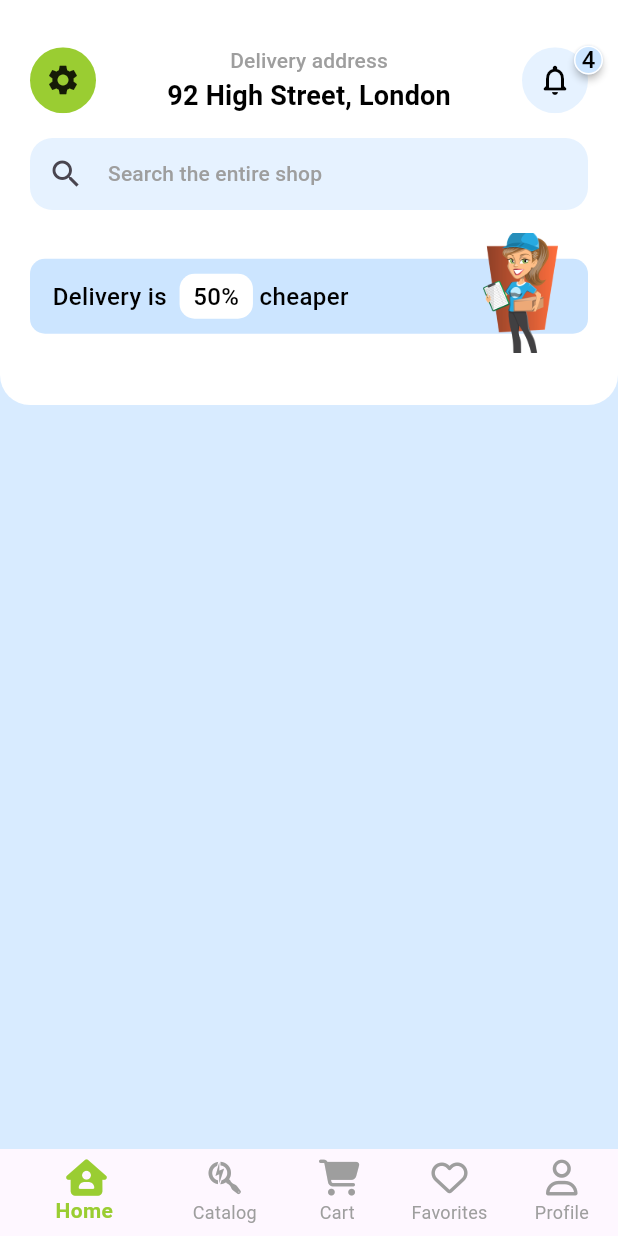
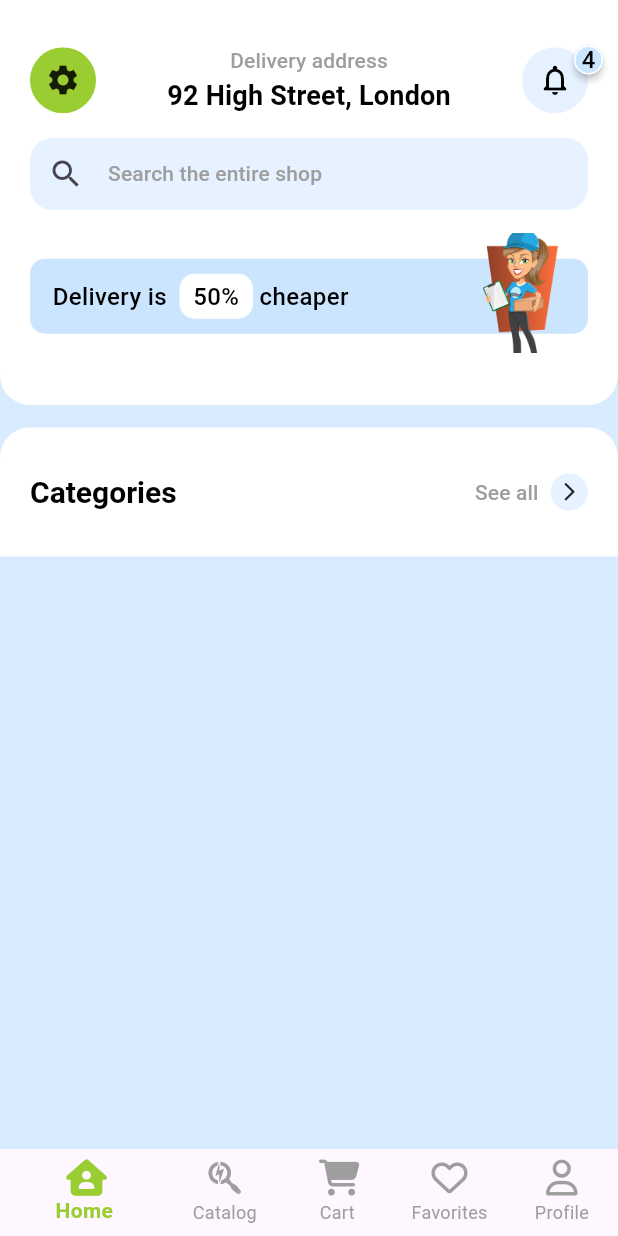
Before and after one commit to DevAdedoyin/gadget_store, a Flutter app: the screen it shows after launch, on a phone screen of 412 x 824 dp. Run offline on Flutter 3.47's test engine with Material 3 defaults, Android fonts, the phone set to English and light mode, and no system bars; drawn by our look-alikes of badges; our stand-ins replace flutter_riverpod, font_awesome_flutter, go_router, google_fonts; Roboto replaces fonts that are missing (Poppins).

Commit message:
Categort header added

```diff
--- a/lib/screens/dashboard/dashboard_tabs/home_tab/home_tab.dart
+++ b/lib/screens/dashboard/dashboard_tabs/home_tab/home_tab.dart
@@ -1,6 +1,9 @@
 import 'package:flutter/cupertino.dart';
 import 'package:flutter/material.dart';
 import 'package:flutter_riverpod/flutter_riverpod.dart';
+import 'package:gadget_store/common/gaps.dart';
+import 'package:gadget_store/constants/gap_sizes.dart';
+import 'package:gadget_store/screens/dashboard/dashboard_tabs/home_tab/home_tab_lower_sector.dart';
 import 'package:gadget_store/screens/dashboard/dashboard_tabs/home_tab/home_tab_upper_sector.dart';
 
 class HomeTab extends ConsumerStatefulWidget {
@@ -13,9 +16,11 @@ class HomeTab extends ConsumerStatefulWidget {
 class _CartTabState extends ConsumerState<HomeTab> {
   @override
   Widget build(BuildContext context) {
-    return  const Scaffold(
+    return   Scaffold(
       body: SingleChildScrollView(child: Column(children: [
-        HomeTabTop()
+        const HomeTabTop(),
+        verticalGap(GapSizes.smallGap),
+        const HomeTabBottom()
       ],),),
     );
   }
--- a/lib/screens/dashboard/dashboard_tabs/home_tab/home_tab_lower_sector.dart
+++ b/lib/screens/dashboard/dashboard_tabs/home_tab/home_tab_lower_sector.dart
@@ -0,0 +1,62 @@
+import 'package:flutter/material.dart';
+import 'package:gadget_store/constants/colors.dart';
+
+import '../../../../constants/gap_sizes.dart';
+
+class HomeTabBottom extends StatelessWidget {
+  const HomeTabBottom({super.key});
+
+  @override
+  Widget build(BuildContext context) {
+    TextTheme textTheme = Theme.of(context).textTheme;
+    return Container(
+      width: double.maxFinite,
+      padding: const EdgeInsets.symmetric(
+          horizontal: GapSizes.mediumGap, vertical: GapSizes.biggerGap),
+      decoration: const BoxDecoration(
+        color: Colors.white,
+        borderRadius: BorderRadius.only(
+          topRight: Radius.circular(20),
+          topLeft: Radius.circular(20),
+        ),
+      ),
+      child: Column(
+        children: [
+          Row(
+            mainAxisAlignment: MainAxisAlignment.spaceBetween,
+            children: [
+              Text(
+                "Categories",
+                style: textTheme.headlineMedium,
+              ),
+              Row(
+                mainAxisSize: MainAxisSize.min,
+                // Ensures the button doesn't take full width
+                children: [
+                  Text(
+                    'See all',
+                    style: textTheme.labelLarge,
+                  ),
+                  const SizedBox(width: 8),
+                  // Add spacing between the text and the icon
+                  Container(
+                    padding:
+                        const EdgeInsets.symmetric(horizontal: 5, vertical: 5),
+                    decoration: BoxDecoration(
+                      color: AppColors.secondaryColor,
+                      borderRadius: BorderRadius.circular(50),
+                    ),
+                    child: const Icon(
+                      Icons.arrow_forward_ios_rounded,
+                      size: 15,
+                    ),
+                  ),
+                ],
+              ),
+            ],
+          )
+        ],
+      ),
+    );
+  }
+}
--- a/lib/themes/text_theme.dart
+++ b/lib/themes/text_theme.dart
@@ -15,7 +15,7 @@ class AppTextTheme {
         color: Colors.black),
     headlineMedium: const TextStyle().copyWith(
         fontSize: FontSizes.biggerFont,
-        fontWeight: FontWeight.w600,
+        fontWeight: FontWeight.w700,
         color: Colors.black),
     headlineSmall: const TextStyle().copyWith(
         fontSize: FontSizes.bigFont,
@@ -51,10 +51,14 @@ class AppTextTheme {
         color: Colors.black),
 
     // label theme
-    labelLarge: const TextStyle()
-        .copyWith(fontSize: FontSizes.smallFont, color: Colors.grey),
-    labelMedium: const TextStyle().copyWith(
-        fontSize: FontSizes.smallerFont,
-        color: Colors.grey),
+    labelLarge: const TextStyle().copyWith(
+        fontSize: FontSizes.smallFont,
+        color: Colors.grey,
+        fontWeight: FontWeight.w500),
+    labelSmall: const TextStyle().copyWith(
+        fontSize: FontSizes.smallestFont,
+        color: Colors.grey,),
+    labelMedium: const TextStyle()
+        .copyWith(fontSize: FontSizes.smallerFont, color: Colors.grey),
   );
 }
```
